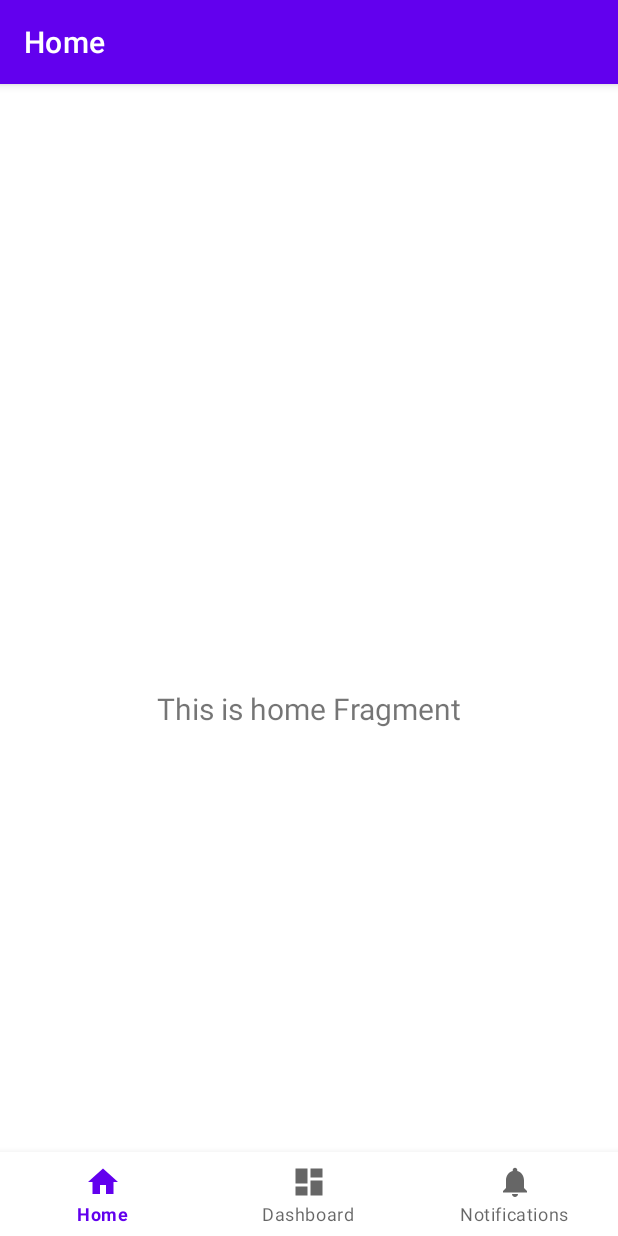
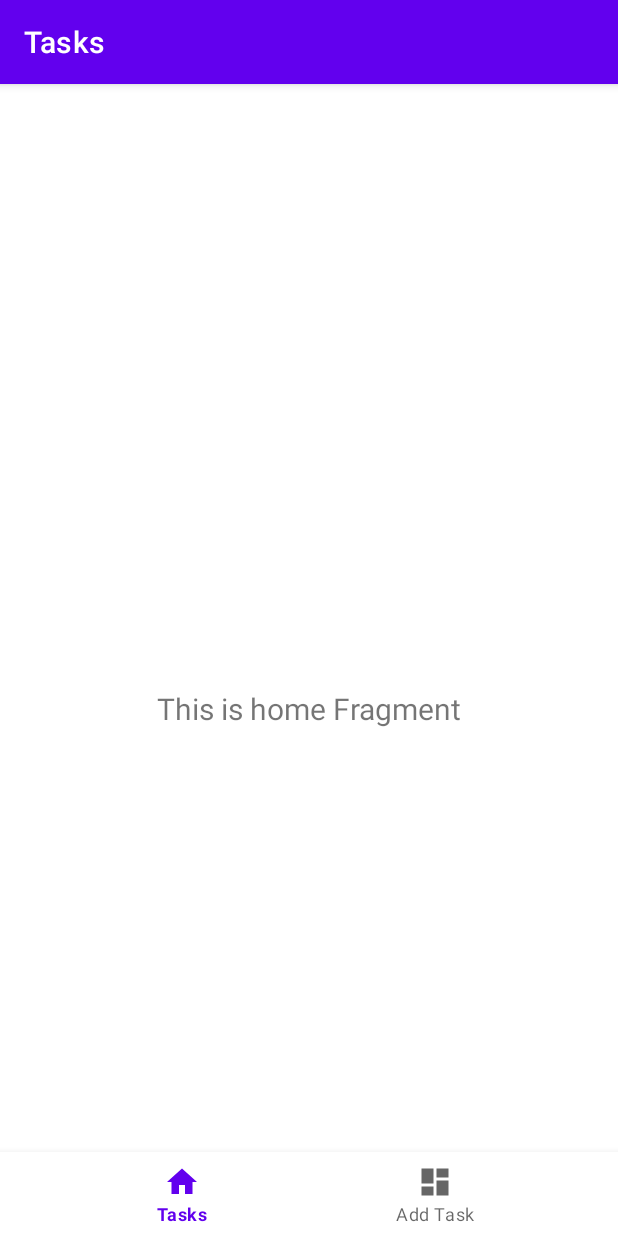
Before and after one commit to Ryanm14/to-do-stack, an Android app: the screen it shows after launch (MainActivity), on a phone screen of 412 x 824 dp. Run offline under Robolectric (Android 15) with nearby library versions, the phone set to English and light mode, and no system bars; our stand-ins replace navigation-ui.

Commit message:
base tasks / add tasks

```diff
--- a/app/src/main/java/hack/gt/todostack/MainActivity.kt
+++ b/app/src/main/java/hack/gt/todostack/MainActivity.kt
@@ -19,7 +19,7 @@ class MainActivity : AppCompatActivity() {
         // Passing each menu ID as a set of Ids because each
         // menu should be considered as top level destinations.
         val appBarConfiguration = AppBarConfiguration(setOf(
-                R.id.navigation_home, R.id.navigation_dashboard, R.id.navigation_notifications))
+                R.id.navigation_tasks, R.id.navigation_add_task))
         setupActionBarWithNavController(navController, appBarConfiguration)
         navView.setupWithNavController(navController)
     }
--- a/app/src/main/java/hack/gt/todostack/ui/dashboard/DashboardFragment.kt
+++ b/app/src/main/java/hack/gt/todostack/ui/addTask/AddTaskFragment.kt
@@ -1,4 +1,4 @@
-package hack.gt.todostack.ui.dashboard
+package hack.gt.todostack.ui.addTask
 
 import android.os.Bundle
 import android.view.LayoutInflater
@@ -10,7 +10,7 @@ import androidx.lifecycle.Observer
 import androidx.lifecycle.ViewModelProvider
 import hack.gt.todostack.R
 
-class DashboardFragment : Fragment() {
+class AddTaskFragment : Fragment() {
 
     private lateinit var dashboardViewModel: DashboardViewModel
 
@@ -21,7 +21,7 @@ class DashboardFragment : Fragment() {
     ): View? {
         dashboardViewModel =
                 ViewModelProvider(this).get(DashboardViewModel::class.java)
-        val root = inflater.inflate(R.layout.fragment_dashboard, container, false)
+        val root = inflater.inflate(R.layout.fragment_add_task, container, false)
         val textView: TextView = root.findViewById(R.id.text_dashboard)
         dashboardViewModel.text.observe(viewLifecycleOwner, Observer {
             textView.text = it
--- a/app/src/main/java/hack/gt/todostack/ui/notifications/NotificationsViewModel.kt
+++ b/app/src/main/java/hack/gt/todostack/ui/addTask/DashboardViewModel.kt
@@ -1,13 +1,13 @@
-package hack.gt.todostack.ui.notifications
+package hack.gt.todostack.ui.addTask
 
 import androidx.lifecycle.LiveData
 import androidx.lifecycle.MutableLiveData
 import androidx.lifecycle.ViewModel
 
-class NotificationsViewModel : ViewModel() {
+class DashboardViewModel : ViewModel() {
 
     private val _text = MutableLiveData<String>().apply {
-        value = "This is notifications Fragment"
+        value = "This is dashboard Fragment"
     }
     val text: LiveData<String> = _text
 }
--- a/app/src/main/java/hack/gt/todostack/ui/dashboard/DashboardViewModel.kt
+++ /dev/null
@@ -1,13 +0,0 @@
-package hack.gt.todostack.ui.dashboard
-
-import androidx.lifecycle.LiveData
-import androidx.lifecycle.MutableLiveData
-import androidx.lifecycle.ViewModel
-
-class DashboardViewModel : ViewModel() {
-
-    private val _text = MutableLiveData<String>().apply {
-        value = "This is dashboard Fragment"
-    }
-    val text: LiveData<String> = _text
-}
--- a/app/src/main/java/hack/gt/todostack/ui/notifications/NotificationsFragment.kt
+++ /dev/null
@@ -1,31 +0,0 @@
-package hack.gt.todostack.ui.notifications
-
-import android.os.Bundle
-import android.view.LayoutInflater
-import android.view.View
-import android.view.ViewGroup
-import android.widget.TextView
-import androidx.fragment.app.Fragment
-import androidx.lifecycle.Observer
-import androidx.lifecycle.ViewModelProvider
-import hack.gt.todostack.R
-
-class NotificationsFragment : Fragment() {
-
-    private lateinit var notificationsViewModel: NotificationsViewModel
-
-    override fun onCreateView(
-            inflater: LayoutInflater,
-            container: ViewGroup?,
-            savedInstanceState: Bundle?
-    ): View? {
-        notificationsViewModel =
-                ViewModelProvider(this).get(NotificationsViewModel::class.java)
-        val root = inflater.inflate(R.layout.fragment_notifications, container, false)
-        val textView: TextView = root.findViewById(R.id.text_notifications)
-        notificationsViewModel.text.observe(viewLifecycleOwner, Observer {
-            textView.text = it
-        })
-        return root
-    }
-}
--- a/app/src/main/java/hack/gt/todostack/ui/home/HomeViewModel.kt
+++ b/app/src/main/java/hack/gt/todostack/ui/tasks/HomeViewModel.kt
@@ -1,4 +1,4 @@
-package hack.gt.todostack.ui.home
+package hack.gt.todostack.ui.tasks
 
 import androidx.lifecycle.LiveData
 import androidx.lifecycle.MutableLiveData
--- a/app/src/main/java/hack/gt/todostack/ui/home/HomeFragment.kt
+++ b/app/src/main/java/hack/gt/todostack/ui/tasks/TasksFragment.kt
@@ -1,4 +1,4 @@
-package hack.gt.todostack.ui.home
+package hack.gt.todostack.ui.tasks
 
 import android.os.Bundle
 import android.view.LayoutInflater
@@ -10,7 +10,7 @@ import androidx.lifecycle.Observer
 import androidx.lifecycle.ViewModelProvider
 import hack.gt.todostack.R
 
-class HomeFragment : Fragment() {
+class TasksFragment : Fragment() {
 
     private lateinit var homeViewModel: HomeViewModel
 
@@ -21,7 +21,7 @@ class HomeFragment : Fragment() {
     ): View? {
         homeViewModel =
                 ViewModelProvider(this).get(HomeViewModel::class.java)
-        val root = inflater.inflate(R.layout.fragment_home, container, false)
+        val root = inflater.inflate(R.layout.fragment_tasks, container, false)
         val textView: TextView = root.findViewById(R.id.text_home)
         homeViewModel.text.observe(viewLifecycleOwner, Observer {
             textView.text = it
--- a/app/src/main/res/layout/fragment_notifications.xml
+++ b/app/src/main/res/layout/fragment_add_task.xml
@@ -4,10 +4,10 @@
     xmlns:tools="http://schemas.android.com/tools"
     android:layout_width="match_parent"
     android:layout_height="match_parent"
-    tools:context=".ui.notifications.NotificationsFragment">
+    tools:context=".ui.addTask.AddTaskFragment">
 
     <TextView
-        android:id="@+id/text_notifications"
+        android:id="@+id/text_dashboard"
         android:layout_width="match_parent"
         android:layout_height="wrap_content"
         android:layout_marginStart="8dp"
--- a/app/src/main/res/layout/fragment_home.xml
+++ /dev/null
@@ -1,22 +0,0 @@
-<?xml version="1.0" encoding="utf-8"?>
-<androidx.constraintlayout.widget.ConstraintLayout xmlns:android="http://schemas.android.com/apk/res/android"
-    xmlns:app="http://schemas.android.com/apk/res-auto"
-    xmlns:tools="http://schemas.android.com/tools"
-    android:layout_width="match_parent"
-    android:layout_height="match_parent"
-    tools:context=".ui.home.HomeFragment">
-
-    <TextView
-        android:id="@+id/text_home"
-        android:layout_width="match_parent"
-        android:layout_height="wrap_content"
-        android:layout_marginStart="8dp"
-        android:layout_marginTop="8dp"
-        android:layout_marginEnd="8dp"
-        android:textAlignment="center"
-        android:textSize="20sp"
-        app:layout_constraintBottom_toBottomOf="parent"
-        app:layout_constraintEnd_toEndOf="parent"
-        app:layout_constraintStart_toStartOf="parent"
-        app:layout_constraintTop_toTopOf="parent" />
-</androidx.constraintlayout.widget.ConstraintLayout>
--- a/app/src/main/res/layout/fragment_dashboard.xml
+++ b/app/src/main/res/layout/fragment_tasks.xml
@@ -4,10 +4,10 @@
     xmlns:tools="http://schemas.android.com/tools"
     android:layout_width="match_parent"
     android:layout_height="match_parent"
-    tools:context=".ui.dashboard.DashboardFragment">
+    tools:context=".ui.tasks.TasksFragment">
 
     <TextView
-        android:id="@+id/text_dashboard"
+        android:id="@+id/text_home"
         android:layout_width="match_parent"
         android:layout_height="wrap_content"
         android:layout_marginStart="8dp"
--- a/app/src/main/res/menu/bottom_nav_menu.xml
+++ b/app/src/main/res/menu/bottom_nav_menu.xml
@@ -2,18 +2,13 @@
 <menu xmlns:android="http://schemas.android.com/apk/res/android">
 
     <item
-        android:id="@+id/navigation_home"
+        android:id="@+id/navigation_tasks"
         android:icon="@drawable/ic_home_black_24dp"
-        android:title="@string/title_home" />
+        android:title="@string/title_tasks" />
 
     <item
-        android:id="@+id/navigation_dashboard"
+        android:id="@+id/navigation_add_task"
         android:icon="@drawable/ic_dashboard_black_24dp"
-        android:title="@string/title_dashboard" />
-
-    <item
-        android:id="@+id/navigation_notifications"
-        android:icon="@drawable/ic_notifications_black_24dp"
-        android:title="@string/title_notifications" />
+        android:title="@string/title_add_task" />
 
 </menu>
--- a/app/src/main/res/navigation/mobile_navigation.xml
+++ b/app/src/main/res/navigation/mobile_navigation.xml
@@ -3,23 +3,18 @@
     xmlns:app="http://schemas.android.com/apk/res-auto"
     xmlns:tools="http://schemas.android.com/tools"
     android:id="@+id/mobile_navigation"
-    app:startDestination="@+id/navigation_home">
+    app:startDestination="@+id/navigation_tasks">
 
     <fragment
-        android:id="@+id/navigation_home"
-        android:name="hack.gt.todostack.ui.home.HomeFragment"
-        android:label="@string/title_home"
-        tools:layout="@layout/fragment_home" />
+        android:id="@+id/navigation_tasks"
+        android:name="hack.gt.todostack.ui.tasks.TasksFragment"
+        android:label="@string/title_tasks"
+        tools:layout="@layout/fragment_tasks" />
 
     <fragment
-        android:id="@+id/navigation_dashboard"
-        android:name="hack.gt.todostack.ui.dashboard.DashboardFragment"
-        android:label="@string/title_dashboard"
-        tools:layout="@layout/fragment_dashboard" />
+        android:id="@+id/navigation_add_task"
+        android:name="hack.gt.todostack.ui.addTask.AddTaskFragment"
+        android:label="@string/title_add_task"
+        tools:layout="@layout/fragment_add_task" />
 
-    <fragment
-        android:id="@+id/navigation_notifications"
-        android:name="hack.gt.todostack.ui.notifications.NotificationsFragment"
-        android:label="@string/title_notifications"
-        tools:layout="@layout/fragment_notifications" />
 </navigation>
--- a/app/src/main/res/values/strings.xml
+++ b/app/src/main/res/values/strings.xml
@@ -1,6 +1,5 @@
 <resources>
     <string name="app_name">ToDoStack</string>
-    <string name="title_home">Home</string>
-    <string name="title_dashboard">Dashboard</string>
-    <string name="title_notifications">Notifications</string>
+    <string name="title_tasks">Tasks</string>
+    <string name="title_add_task">Add Task</string>
 </resources>
```
